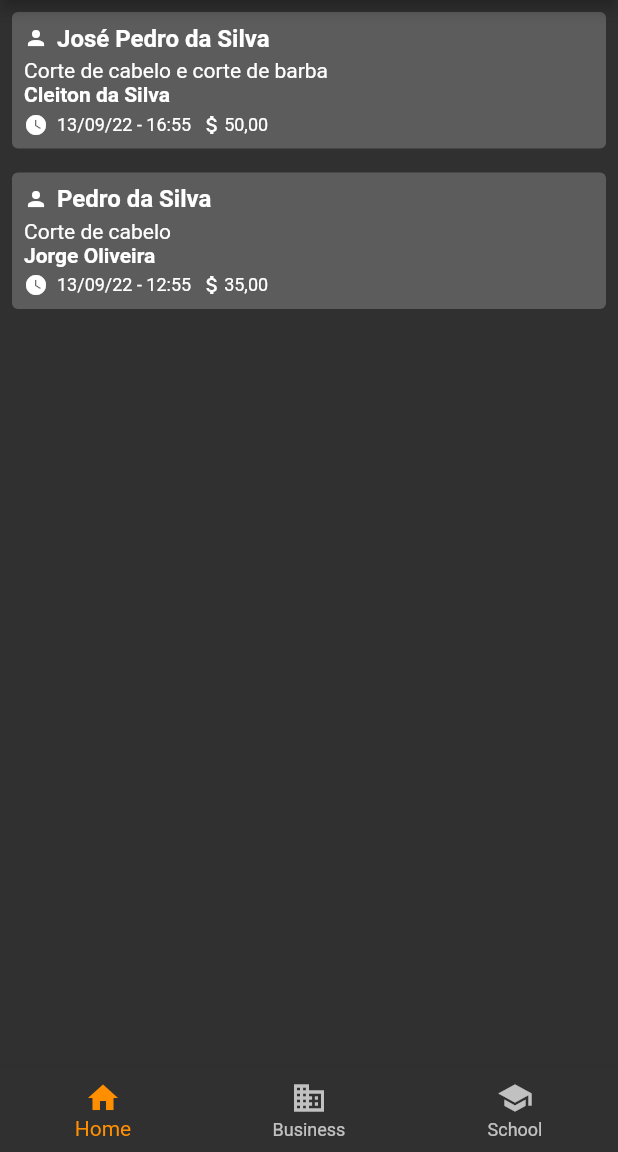
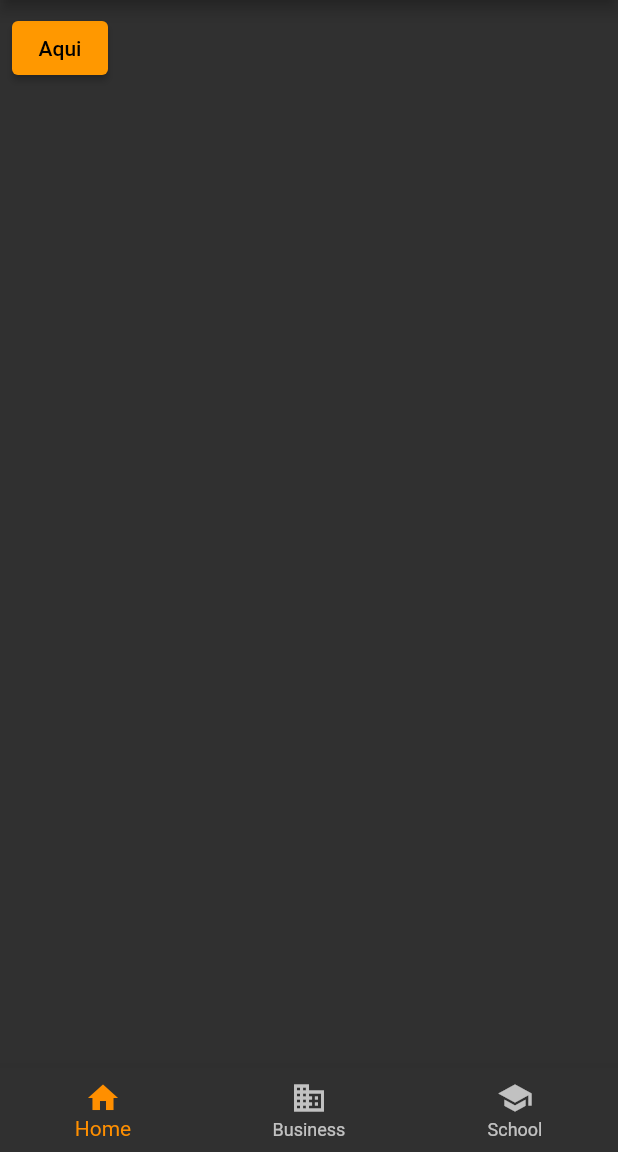
Before and after one commit to lucasvromano/barber_shop_app, a Flutter app: the HomePage screen opened directly, on a phone screen of 412 x 824 dp, the part 84-1236 px from its top. Run offline on Flutter 3.47's test engine with Material 2 defaults, Android fonts, the phone set to English and light mode, and no system bars; our stand-ins replace dio.

Commit message:
feat: add Dio

```diff
--- a/lib/barber_shop.dart
+++ b/lib/barber_shop.dart
@@ -1,5 +1,6 @@
 import 'package:barber_shop/pages/home.page.dart';
 import 'package:barber_shop/pages/login.page.dart';
+import 'package:barber_shop/pages/schedules.page..dart';
 import 'package:flutter/material.dart';
 
 class BarberShop extends StatelessWidget {
@@ -13,12 +14,13 @@ class BarberShop extends StatelessWidget {
       theme: ThemeData(
         brightness: Brightness.dark,
         primarySwatch: Colors.orange,
+        accentColor: Colors.orange,
         appBarTheme: AppBarTheme(
           backgroundColor: Colors.orange[600],
         ),
       ),
       // home: const LoginPage(),
-      home: const HomePage(),
+      home: const SchedulesPage(),
     );
   }
 }
--- /dev/null
+++ b/lib/models/post.model.dart
@@ -0,0 +1,32 @@
+class Post {
+  final int userId;
+  final int id;
+  final String title;
+  final String body;
+
+  Post({
+    required this.userId,
+    required this.id,
+    required this.title,
+    required this.body,
+  });
+
+  factory Post.fromJson(Map<String, dynamic> json) {
+    return Post(
+      userId: json['userId'],
+      id: json['id'],
+      title: json['title'],
+      body: json['body'],
+    );
+  }
+
+  Map<String, dynamic> toJson() => {
+        'userId': userId,
+        'id': id,
+        'title': title,
+        'body': body,
+      };
+
+  static List<Post> listFromJson(List<dynamic> list) =>
+      List<Post>.from(list.map((x) => Post.fromJson(x)));
+}
--- a/lib/pages/home.page.dart
+++ b/lib/pages/home.page.dart
@@ -1,59 +1,8 @@
 import 'package:barber_shop/components/organisms/item_list_organism.dart';
+import 'package:barber_shop/repositories/post.repository.dart';
 import 'package:flutter/material.dart';
 
-// class HomePage extends StatelessWidget {
-//   const HomePage({Key? key}) : super(key: key);
-
-//   @override
-//   Widget build(BuildContext context) {
-//     return Scaffold(
-//       appBar: AppBar(
-//         title: const Text('Agendamentos'),
-//         automaticallyImplyLeading: false,
-//       ),
-//       bottomNavigationBar: BottomNavigationBar(
-//         items: const <BottomNavigationBarItem>[
-//           BottomNavigationBarItem(
-//             icon: Icon(Icons.home),
-//             label: 'Home',
-//           ),
-//           BottomNavigationBarItem(
-//             icon: Icon(Icons.business),
-//             label: 'Business',
-//           ),
-//           BottomNavigationBarItem(
-//             icon: Icon(Icons.school),
-//             label: 'School',
-//           ),
-//         ],
-//         // currentIndex: _selectedIndex,
-//         selectedItemColor: Colors.amber[800],
-//         // onTap: _onItemTapped,
-//       ),
-//       body: Padding(
-//         padding: const EdgeInsets.all(8),
-//         child: ListView(
-//           children: const <Widget>[
-//             ItemListOrganism(
-//               customer: 'José Pedro da Silva',
-//               services: 'Corte de cabelo e corte de barba',
-//               employee: 'Cleiton da Silva',
-//               dateHour: '13/09/22 - 16:55',
-//               price: '50,00',
-//             ),
-//             ItemListOrganism(
-//               customer: 'Pedro da Silva',
-//               services: 'Corte de cabelo',
-//               employee: 'Jorge Oliveira',
-//               dateHour: '13/09/22 - 12:55',
-//               price: '35,00',
-//             ),
-//           ],
-//         ),
-//       ),
-//     );
-//   }
-// }
+import '../models/post.model.dart';
 
 class HomePage extends StatefulWidget {
   const HomePage({Key? key}) : super(key: key);
@@ -63,27 +12,36 @@ class HomePage extends StatefulWidget {
 }
 
 class _HomePageState extends State<HomePage> {
-  final List<Map<String, dynamic>> items = [
-    {
-      'customer': 'José Pedro da Silva',
-      'services': 'Corte de cabelo e corte de barba',
-      'employee': 'Cleiton da Silva',
-      'dateHour': '13/09/22 - 16:55',
-      'price': '50,00',
-    },
-    {
-      'customer': 'Pedro da Silva',
-      'services': 'Corte de cabelo',
-      'employee': 'Jorge Oliveira',
-      'dateHour': '13/09/22 - 12:55',
-      'price': '35,00',
-    }
-  ];
+  // final List<Map<String, dynamic>> items = [
+  //   {
+  //     'customer': 'José Pedro da Silva',
+  //     'services': 'Corte de cabelo e corte de barba',
+  //     'employee': 'Cleiton da Silva',
+  //     'dateHour': '13/09/22 - 16:55',
+  //     'price': '50,00',
+  //   },
+  //   {
+  //     'customer': 'Pedro da Silva',
+  //     'services': 'Corte de cabelo',
+  //     'employee': 'Jorge Oliveira',
+  //     'dateHour': '13/09/22 - 12:55',
+  //     'price': '35,00',
+  //   }
+  // ];
+
+  var requesting = false;
+  late PostRepository postRepository;
+  late Future<Post> post;
+  late Future<List<Post>> posts;
+
+  @override
+  void initState() {
+    super.initState();
+    postRepository = PostRepository();
+  }
 
   @override
   Widget build(BuildContext context) {
-    debugPrint(items.toString());
-
     return Scaffold(
       appBar: AppBar(
         title: const Text('Agendamentos'),
@@ -110,19 +68,56 @@ class _HomePageState extends State<HomePage> {
       ),
       body: Padding(
         padding: const EdgeInsets.all(8),
-        child: ListView.builder(
-          itemCount: items.length,
-          itemBuilder: (_, int index) {
-            return ItemListOrganism(
-              customer: items[index]['customer'],
-              services: items[index]['services'],
-              employee: items[index]['employee'],
-              dateHour: items[index]['dateHour'],
-              price: items[index]['price'],
-            );
-          },
+        child: Column(
+          children: [
+            ElevatedButton(
+              onPressed: () {
+                post = postRepository.fetchPost(2);
+                setState(() {
+                  requesting = true;
+                });
+              },
+              child: const Text('Aqui'),
+            ),
+            if (requesting)
+              FutureBuilder<Post>(
+                future: post,
+                builder: (_, snapshot) {
+                  if (snapshot.hasData) {
+                    return Padding(
+                      padding: const EdgeInsets.all(16),
+                      child: Column(
+                        children: [
+                          Text('ID -> ${snapshot.data!.id}'),
+                          Text('Title -> ${snapshot.data!.title}'),
+                          Text('Body -> ${snapshot.data!.body}'),
+                        ],
+                      ),
+                    );
+                  } else if (snapshot.hasError) {
+                    return Text('${snapshot.error}');
+                  }
+                  return const CircularProgressIndicator();
+                },
+              ),
+          ],
         ),
+
+        // child: ListView.builder(
+        //   itemCount: items.length,
+        //   itemBuilder: (_, int index) {
+        //     return ItemListOrganism(
+        //       customer: items[index]['customer'],
+        //       services: items[index]['services'],
+        //       employee: items[index]['employee'],
+        //       dateHour: items[index]['dateHour'],
+        //       price: items[index]['price'],
+        //     );
+        //   },
+        // ),
       ),
     );
   }
 }
+
+class DioClient {}
--- /dev/null
+++ b/lib/repositories/post.repository.dart
@@ -0,0 +1,21 @@
+import 'package:dio/dio.dart';
+import 'package:flutter/material.dart';
+
+import '../models/post.model.dart';
+
+class PostRepository {
+  final Dio dio = Dio();
+  static const baseURL = 'https://jsonplaceholder.typicode.com';
+  static const postsEndpoint = baseURL + '/posts';
+
+  Future<Post> fetchPost(int postId) async {
+    try {
+      final response = await dio.get(postsEndpoint + '/$postId');
+      debugPrint(response.toString());
+      return Post.fromJson(response.data);
+    } on DioError catch (e) {
+      debugPrint('Status code: ${e.response?.statusCode.toString()}');
+      throw Exception('Failed to load post: $postId');
+    }
+  }
+}
--- a/pubspec.yaml
+++ b/pubspec.yaml
@@ -34,6 +34,7 @@ dependencies:
   # The following adds the Cupertino Icons font to your application.
   # Use with the CupertinoIcons class for iOS style icons.
   cupertino_icons: ^1.0.2
+  dio: ^4.0.6
 
 dev_dependencies:
   flutter_test:
```
Also changed, not shown: lib/pages/schedules.page..dart (added, +88 -0 lines), pubspec.lock.
